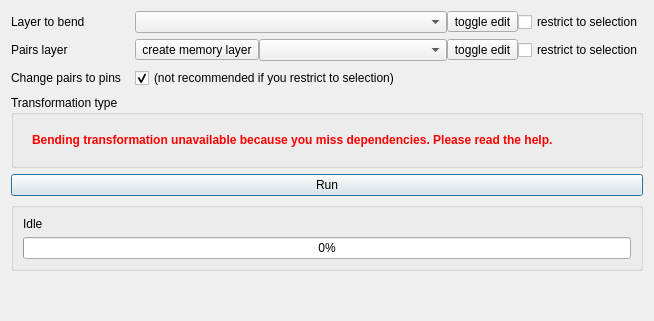
First picture: the form in ui_main.ui, repository olivierdalang/VectorBender, before the edit.
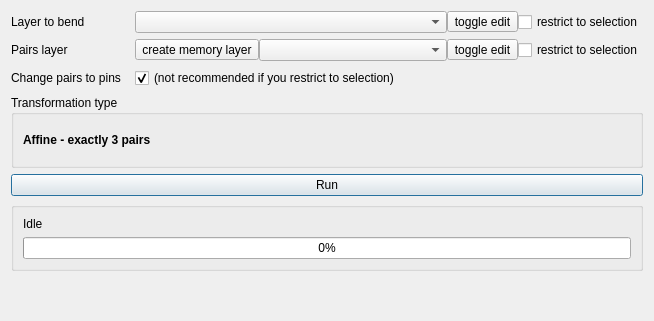
Second picture: the form after the edit. Icons and pictures are not drawn.

Commit message: [feature] add affine transform

```diff
--- a/ui_main.ui
+++ b/ui_main.ui
@@ -175,7 +175,7 @@
       <item>
        <widget class="QStackedWidget" name="stackedWidget">
         <property name="currentIndex">
-         <number>4</number>
+         <number>3</number>
         </property>
         <widget class="QWidget" name="page_0">
          <layout class="QHBoxLayout" name="horizontalLayout_7">
@@ -240,6 +240,35 @@
           </item>
          </layout>
         </widget>
+        <widget class="QWidget" name="page_4">
+         <layout class="QHBoxLayout" name="horizontalLayout_8">
+          <property name="leftMargin">
+           <number>0</number>
+          </property>
+          <property name="topMargin">
+           <number>0</number>
+          </property>
+          <property name="rightMargin">
+           <number>0</number>
+          </property>
+          <property name="bottomMargin">
+           <number>0</number>
+          </property>
+          <item>
+           <widget class="QLabel" name="label_10">
+            <property name="font">
+             <font>
+              <weight>75</weight>
+              <bold>true</bold>
+             </font>
+            </property>
+            <property name="text">
+             <string>Affine - exactly 3 pairs</string>
+            </property>
+           </widget>
+          </item>
+         </layout>
+        </widget>
         <widget class="QWidget" name="page_3">
          <layout class="QHBoxLayout" name="horizontalLayout_9">
           <property name="leftMargin">
```
Left out of the diff: 33 changed lines with no effect on the pictures. The commit also changes 2 other files.
